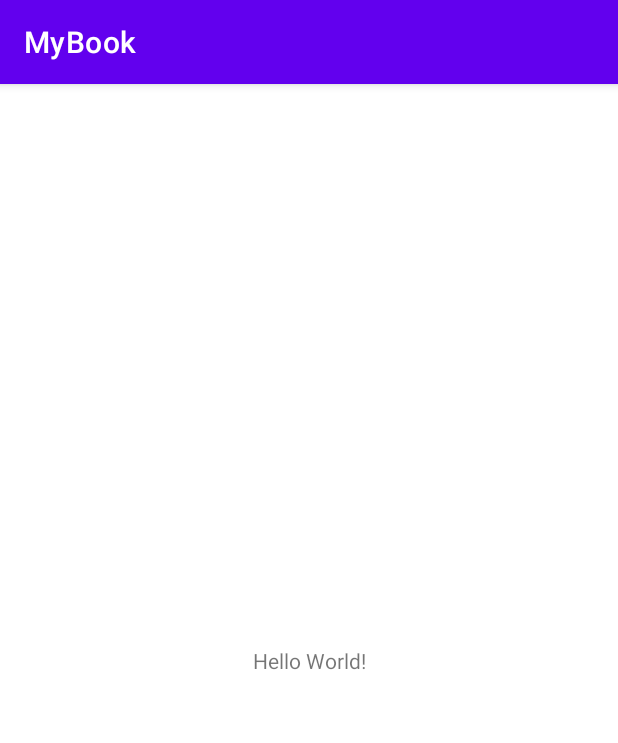
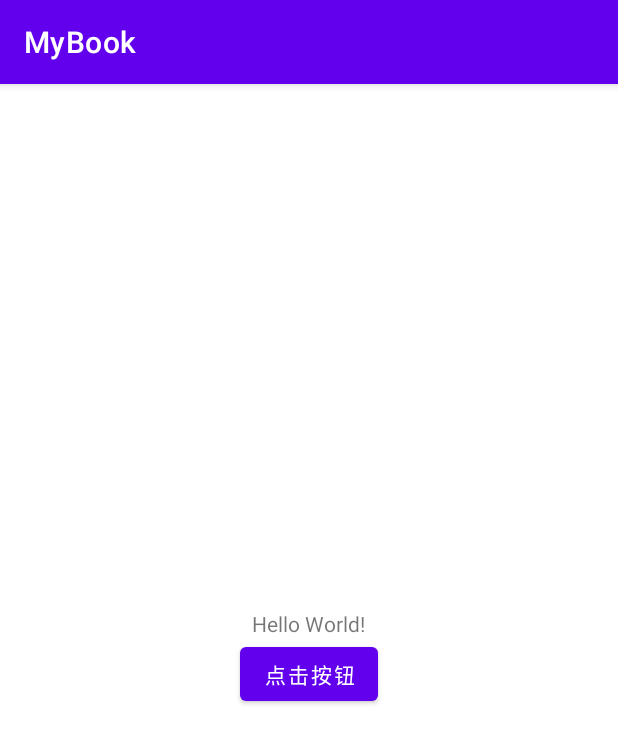
Before and after one commit to fyq550793892/KotlinBook, an Android app: the screen it shows after launch (MainActivity), on a phone screen of 412 x 824 dp. Shown: the top 743 px of the screen. Run offline under Robolectric (Android 15) with nearby library versions, the phone set to English and light mode, and no system bars.

Commit message:
feat:kotlin标准函数;activity使用

```diff
--- a/MyBook/app/src/main/java/com/kotlin/book/MainActivity.kt
+++ b/MyBook/app/src/main/java/com/kotlin/book/MainActivity.kt
@@ -1,11 +1,50 @@
 package com.kotlin.book
 
+import android.content.Intent
+import android.os.Bundle
+import androidx.activity.result.contract.ActivityResultContracts
 import androidx.appcompat.app.AppCompatActivity
-import android.os.Bundle
+import com.kotlin.book.ActivityPages.OtherActivity
+import com.kotlin.book.databinding.ActivityMainBinding
 
 class MainActivity : AppCompatActivity() {
+
+    private lateinit var binding: ActivityMainBinding
+
+    // 必须放到这里,不要放到onCreate中,会报错
+    private val launchOne =
+        registerForActivityResult(ActivityResultContracts.StartActivityForResult()) {
+            if (it.resultCode == RESULT_OK) {
+                binding.btClick.text = it.data?.getStringExtra("data_back")
+            }
+        }
+
     override fun onCreate(savedInstanceState: Bundle?) {
         super.onCreate(savedInstanceState)
-        setContentView(R.layout.activity_main)
+        binding = ActivityMainBinding.inflate(layoutInflater)
+        setContentView(binding.root)
+
+        binding.btClick.setOnClickListener {
+//            Toast.makeText(this, "你好吗", Toast.LENGTH_LONG).show()
+//            binding.btClick.text = "ok"
+            val intent = Intent(this, OtherActivity::class.java)
+            intent.putExtra("my_data", "data")
+//            startActivity(intent)
+            launchOne.launch(intent) // 代替 startActivityForResult
+        }
+
     }
+
+//    override fun onActivityResult(requestCode: Int, resultCode: Int, data: Intent?) {
+//        super.onActivityResult(requestCode, resultCode, data)
+//        when (requestCode) {
+//            1 -> {
+//                if (resultCode == RESULT_OK) {
+//                    binding.btClick.text = data?.getStringExtra("data_back")
+//                }
+//            }
+//        }
+//    }
+
+
 }
--- a/MyBook/app/src/main/res/layout/activity_main.xml
+++ b/MyBook/app/src/main/res/layout/activity_main.xml
@@ -1,9 +1,11 @@
 <?xml version="1.0" encoding="utf-8"?>
-<androidx.constraintlayout.widget.ConstraintLayout xmlns:android="http://schemas.android.com/apk/res/android"
+<LinearLayout xmlns:android="http://schemas.android.com/apk/res/android"
     xmlns:app="http://schemas.android.com/apk/res-auto"
     xmlns:tools="http://schemas.android.com/tools"
     android:layout_width="match_parent"
     android:layout_height="match_parent"
+    android:gravity="center"
+    android:orientation="vertical"
     tools:context=".MainActivity">
 
     <TextView
@@ -15,4 +17,10 @@
         app:layout_constraintStart_toStartOf="parent"
         app:layout_constraintTop_toTopOf="parent" />
 
-</androidx.constraintlayout.widget.ConstraintLayout>
+    <Button
+        android:id="@+id/btClick"
+        android:layout_width="wrap_content"
+        android:layout_height="wrap_content"
+        android:text="点击按钮" />
+
+</LinearLayout>
```
Also changed, not shown: MyBook/app/build.gradle (+10 -0 lines), MyBook/app/src/main/AndroidManifest.xml (+7 -0 lines), MyBook/app/src/main/java/com/kotlin/book/ActivityPages/OtherActivity.kt (added, +30 -0 lines), MyBook/app/src/main/res/layout/activity_other.xml (added, +14 -0 lines), MyBook/settings.gradle (+17 -0 lines), 1 other file.
